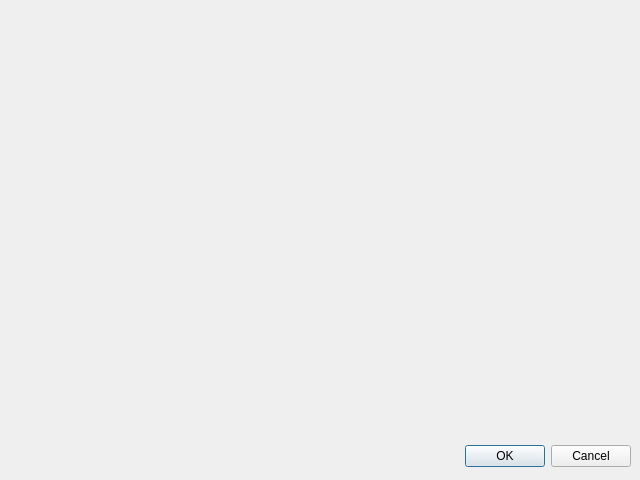
This is settingsdialog.ui in stoic1979/DownloadManager as Qt 5 draws it before an edit. The edited form follows.
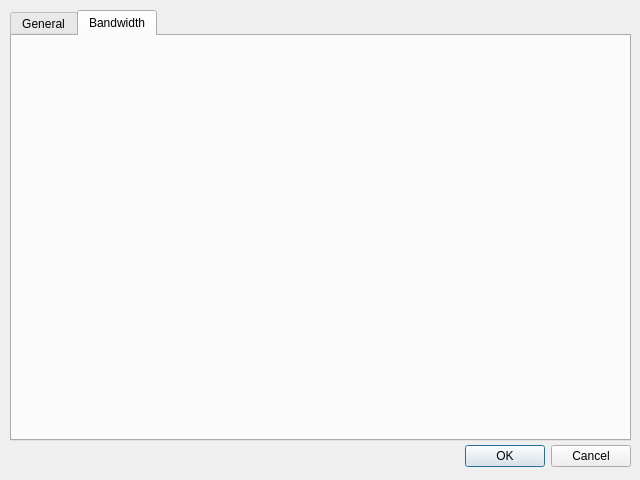
This is the edited form.

Commit message: adding settings tabs

Patch:
```diff
--- a/settingsdialog.ui
+++ b/settingsdialog.ui
@@ -29,6 +29,29 @@
     <set>QDialogButtonBox::Cancel|QDialogButtonBox::Ok</set>
    </property>
   </widget>
+  <widget class="QTabWidget" name="tabWidget">
+   <property name="geometry">
+    <rect>
+     <x>10</x>
+     <y>10</y>
+     <width>621</width>
+     <height>431</height>
+    </rect>
+   </property>
+   <property name="currentIndex">
+    <number>1</number>
+   </property>
+   <widget class="QWidget" name="tab">
+    <attribute name="title">
+     <string>General</string>
+    </attribute>
+   </widget>
+   <widget class="QWidget" name="tab_2">
+    <attribute name="title">
+     <string>Bandwidth</string>
+    </attribute>
+   </widget>
+  </widget>
  </widget>
  <resources/>
  <connections>
```
